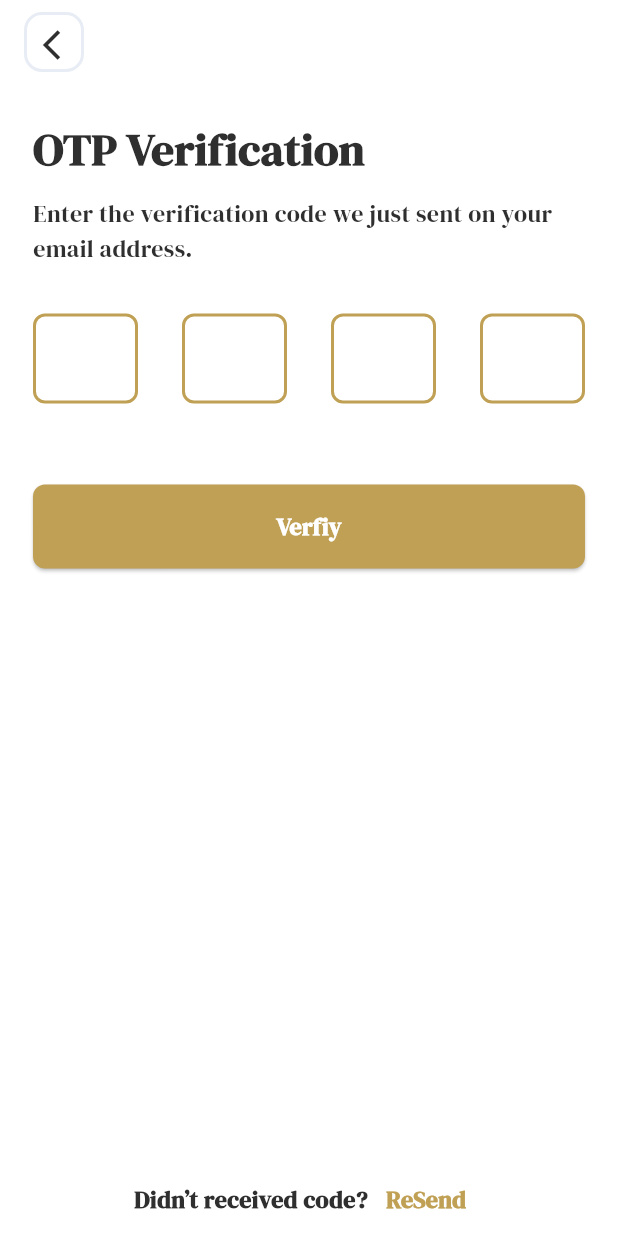
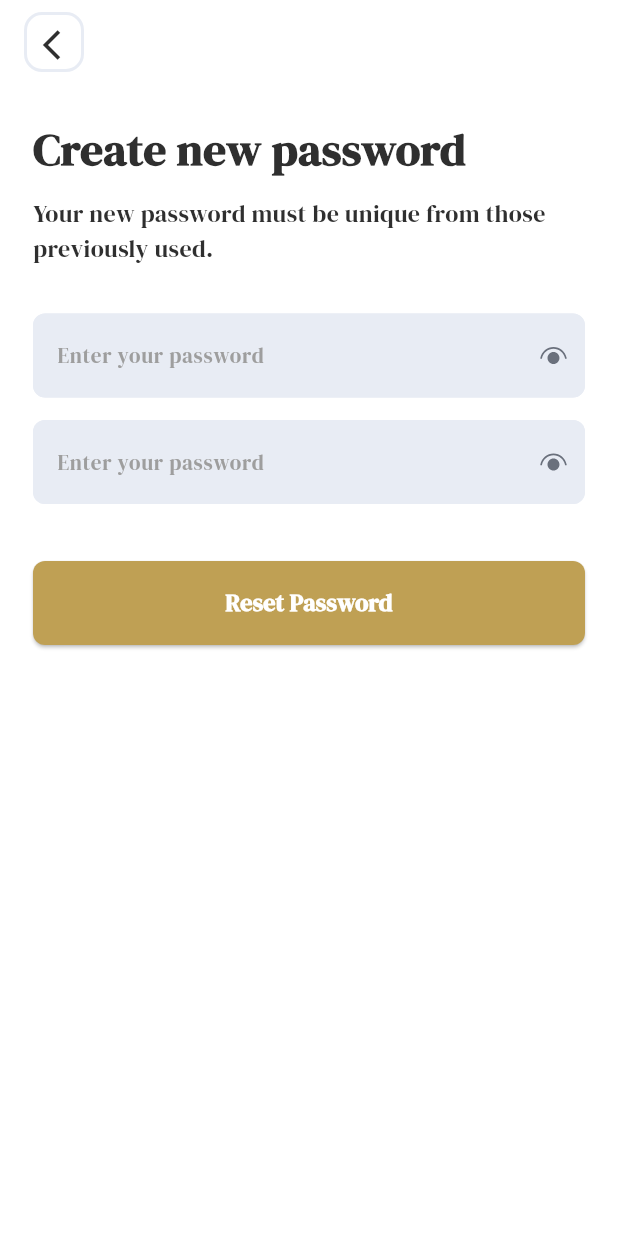
Before and after one commit to mano511manomohdy/bookia, a Flutter app: the OtpVerfication screen opened directly, after a tap on "Verfiy", on a phone screen of 412 x 824 dp. Run offline on Flutter 3.47's test engine with Material 3 defaults, Android fonts, the light colour scheme and no system bars; drawn by our look-alikes of pin_code_fields; our stand-ins replace dio, flutter_bloc, flutter_svg, gap, lottie.

Commit message:
- creating password changed screen

```diff
--- /dev/null
+++ b/lib/features/auth/presentation/page/new_password.dart
@@ -0,0 +1,59 @@
+import 'package:bokkia/core/extenstions/navigator.dart';
+import 'package:bokkia/core/utils/app_colors.dart';
+import 'package:bokkia/core/utils/text_style.dart';
+import 'package:bokkia/core/widgets/back_button.dart';
+import 'package:bokkia/core/widgets/custom_button.dart';
+import 'package:bokkia/features/auth/presentation/page/password_changed.dart';
+import 'package:bokkia/features/auth/presentation/widget/password_widget.dart';
+import 'package:flutter/material.dart';
+import 'package:gap/gap.dart';
+
+class NewPassword extends StatelessWidget {
+  const NewPassword({super.key});
+
+  @override
+  Widget build(BuildContext context) {
+    final formkey = GlobalKey<FormState>();
+    TextEditingController password = TextEditingController();
+    TextEditingController confirmPassword = TextEditingController();
+    return Scaffold(
+      appBar: AppBar(automaticallyImplyLeading: false, title: ButtonBack()),
+      body: Padding(
+        padding: const EdgeInsets.all(22.0),
+        child: Form(
+          key: formkey,
+          child: Column(
+            crossAxisAlignment: CrossAxisAlignment.start,
+            children: [
+              Text("Create new password", style: getHeadLineTextStyle(context)),
+              Gap(10),
+              Text(
+                "Your new password must be unique from those previously used.",
+                style: getBodyTextStyle(context, fontWeight: FontWeight.w400),
+              ),
+              Gap(32),
+              PasswordWidget(passwordController: password),
+              Gap(15),
+              PasswordWidget(passwordController: confirmPassword),
+              Gap(38),
+              CustomButton(
+                size: Size(double.infinity, 56),
+                text: Text(
+                  "Reset Password",
+                  style: getBodyTextStyle(context, color: AppColors.whiteColor),
+                ),
+                onpressed: () {
+                  if (formkey.currentState!.validate()) {
+                    context.pushReplacement(PasswordChanged());
+                  } else {
+                    return "Enter valid password";
+                  }
+                },
+              ),
+            ],
+          ),
+        ),
+      ),
+    );
+  }
+}
--- a/lib/features/auth/presentation/page/otp_verfication.dart
+++ b/lib/features/auth/presentation/page/otp_verfication.dart
@@ -1,7 +1,9 @@
+import 'package:bokkia/core/extenstions/navigator.dart';
 import 'package:bokkia/core/utils/app_colors.dart';
 import 'package:bokkia/core/utils/text_style.dart';
 import 'package:bokkia/core/widgets/back_button.dart';
 import 'package:bokkia/core/widgets/custom_button.dart';
+import 'package:bokkia/features/auth/presentation/page/new_password.dart';
 import 'package:bokkia/features/auth/presentation/widget/bottom_auth.dart';
 import 'package:flutter/material.dart';
 import 'package:gap/gap.dart';
@@ -59,7 +61,9 @@ class OtpVerfication extends StatelessWidget {
                 "Verfiy",
                 style: getBodyTextStyle(context, color: AppColors.whiteColor),
               ),
-              onpressed: () {},
+              onpressed: () {
+                context.pushReplacement(NewPassword());
+              },
             ),
           ],
         ),
--- /dev/null
+++ b/lib/features/auth/presentation/widget/password_widget.dart
@@ -0,0 +1,38 @@
+import 'package:bokkia/core/utils/app_colors.dart';
+import 'package:bokkia/core/utils/text_style.dart';
+import 'package:flutter/material.dart';
+import 'package:flutter_svg/svg.dart';
+
+class PasswordWidget extends StatelessWidget {
+  const PasswordWidget({super.key, required this.passwordController});
+
+  final TextEditingController passwordController;
+
+  @override
+  Widget build(BuildContext context) {
+    return TextFormField(
+      controller: passwordController,
+      obscureText: true,
+      decoration: InputDecoration(
+        fillColor: AppColors.accentcolor,
+        filled: true,
+        hintText: "Enter your password",
+        hintStyle: getSmallTextStyle(context, color: AppColors.gray),
+        suffixIconConstraints: BoxConstraints(minWidth: 30),
+        suffixIcon: Padding(
+          padding: const EdgeInsets.only(right: 10.0),
+          child: SvgPicture.asset(
+            fit: BoxFit.cover,
+            "assets/icons/fluent_eye-20-filled.svg",
+          ),
+        ),
+      ),
+      validator: (value) {
+        if (value == null || value.isEmpty) {
+          return 'Please enter your password';
+        }
+        return null;
+      },
+    );
+  }
+}
```
Also changed, not shown: lib/features/auth/presentation/page/login.dart (+2 -27 lines), lib/features/auth/presentation/page/password_changed.dart (added, +58 -0 lines).
